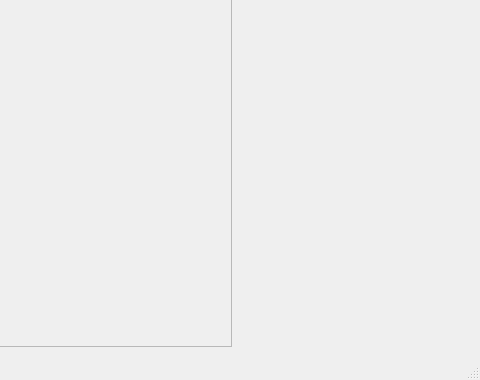
Above: application/MainWindow.ui from dben1182/vtk_visualization before the change; both pictures show x 240 to 720 and y 100 to 480 of the 720 by 480 pixel window. Below: the same form after it.
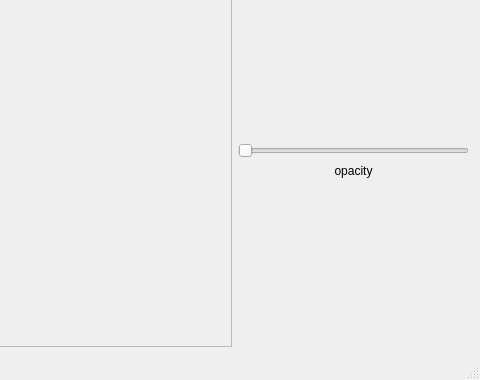
That is the form after the change.

Commit message: Added Opacity Slider: WORKS

```diff
--- a/application/MainWindow.ui
+++ b/application/MainWindow.ui
@@ -51,6 +51,39 @@
         <property name="sizeHint" stdset="0">
          <size>
           <width>20</width>
+          <height>20</height>
+         </size>
+        </property>
+       </spacer>
+      </item>
+      <item>
+       <widget class="QSlider"        name="opacity_slider">
+               <property name="maximum">
+                <number>100</number>
+               </property>
+               <property name="orientation">
+         <enum>Qt::Orientation::Horizontal</enum>
+        </property>
+       </widget>
+      </item>
+      <item>
+       <widget class="QLabel" name="opacity_label">
+        <property name="text">
+         <string>opacity</string>
+        </property>
+        <property name="alignment">
+         <set>Qt::AlignmentFlag::AlignCenter</set>
+        </property>
+       </widget>
+      </item>
+      <item>
+       <spacer name="verticalSpacer_2">
+        <property name="orientation">
+         <enum>Qt::Orientation::Vertical</enum>
+        </property>
+        <property name="sizeHint" stdset="0">
+         <size>
+          <width>20</width>
           <height>40</height>
          </size>
         </property>
```
The commit also changes 4 other files.
